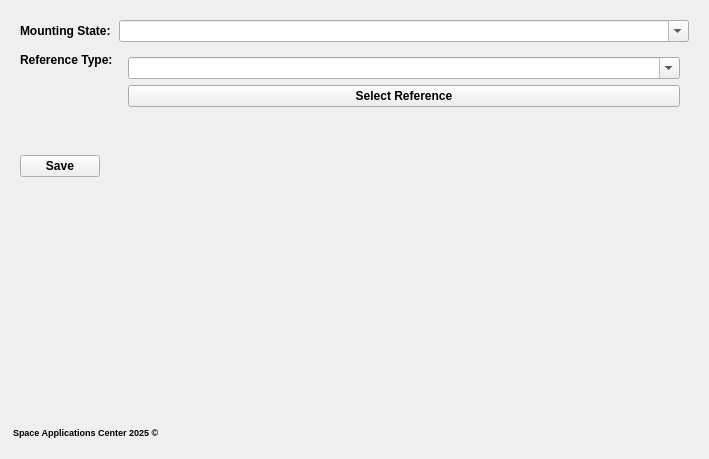
Old version of the form gui/PopupDialog.ui in the repository Zuhir-Benslama/CAM-Communal-Addressing-Map.
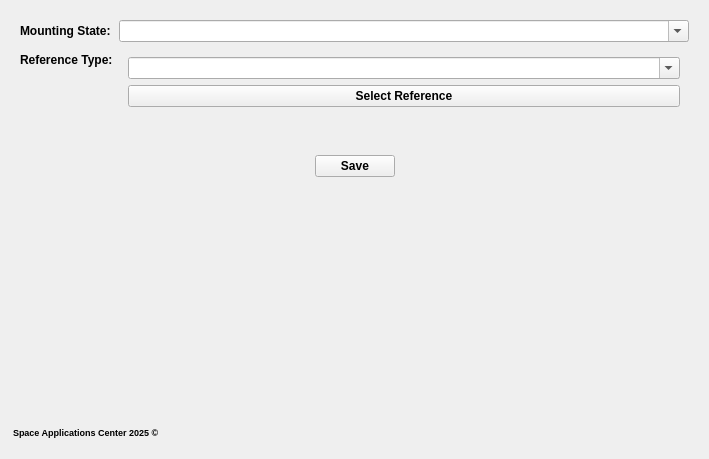
New version of the form. The open tabs and pages were chosen to show the change. Icons and pictures are not drawn.

Commit message: feat: GUI UI fix round 3 (button QSS sizing, form alignment, i18n) + DB column rename + QML style fixes

The edit to the form file:
```diff
--- a/gui/PopupDialog.ui
+++ b/gui/PopupDialog.ui
@@ -866,14 +866,23 @@
          </layout>
         </widget>
        </item>
-       <item row="2" column="0">
+        <item row="2" column="0" colspan="2">
+         <layout class="QHBoxLayout" name="hctr_submit_pan">
+          <item>
+           <spacer name="sl_submit_pan">
+            <property name="orientation">
+             <enum>Qt::Horizontal</enum>
+            </property>
+            <property name="sizeHint" stdset="0">
+             <size>
+              <width>40</width>
+              <height>20</height>
+             </size>
+            </property>
+           </spacer>
+          </item>
+          <item>
         <widget class="QPushButton" name="submit_pan">
-         <property name="maximumSize">
-          <size>
-           <width>150</width>
-           <height>16777215</height>
-          </size>
-         </property>
          <property name="font">
           <font>
            <weight>75</weight>
@@ -888,6 +897,21 @@
            <normaloff>../icons/icons8-save-50.png</normaloff>../icons/icons8-save-50.png</iconset>
          </property>
         </widget>
+          </item>
+          <item>
+           <spacer name="sr_submit_pan">
+            <property name="orientation">
+             <enum>Qt::Horizontal</enum>
+            </property>
+            <property name="sizeHint" stdset="0">
+             <size>
+              <width>40</width>
+              <height>20</height>
+             </size>
+            </property>
+           </spacer>
+          </item>
+         </layout>
        </item>
       </layout>
      </widget>
```
Left out of the diff: 84 changed lines with no effect on the pictures. Lines whose indentation alone changed are shown as unchanged. The commit also changes 40 other files.
